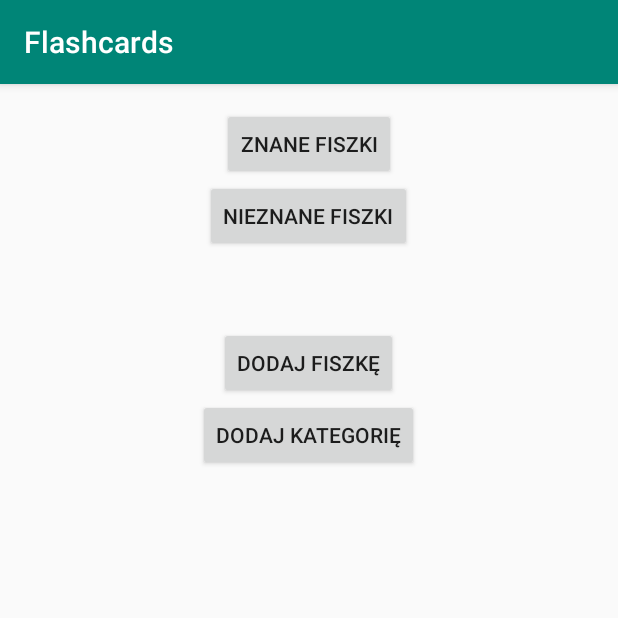
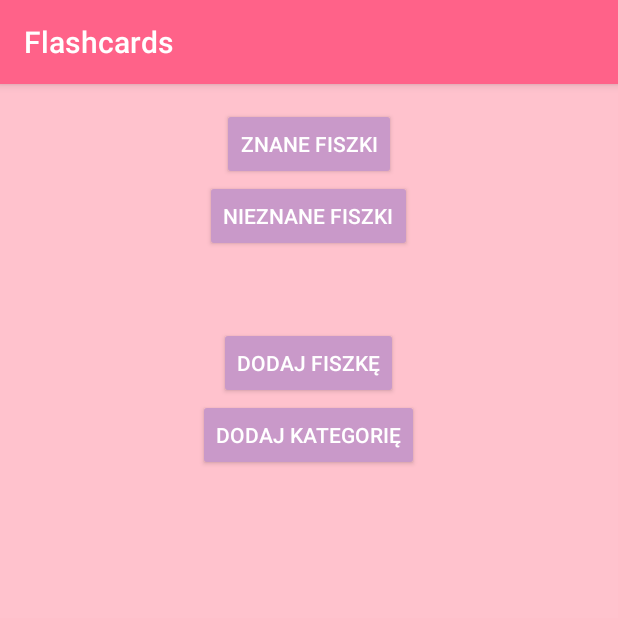
Before and after one commit to Busiu/Flashcards, an Android app: the screen it shows after launch (MainActivity), on a phone screen of 412 x 824 dp, the top half of it. Run offline under Robolectric (Android 15) with nearby library versions, the phone set to English and light mode, and no system bars; Roboto replaces fonts that are not available here.

Commit message:
Change style for client.

```diff
--- a/app/src/main/AndroidManifest.xml
+++ b/app/src/main/AndroidManifest.xml
@@ -8,7 +8,7 @@
         android:label="@string/app_name"
         android:roundIcon="@mipmap/ic_launcher_round"
         android:supportsRtl="true"
-        android:theme="@style/AppTheme">
+        android:theme="@style/PatrycjaTheme">
         <activity android:name=".activities.MainActivity">
             <intent-filter>
                 <action android:name="android.intent.action.MAIN" />
--- a/app/src/main/res/values/colors.xml
+++ b/app/src/main/res/values/colors.xml
@@ -7,4 +7,5 @@
     <color name="colorPrincessDarkPurple">#AF7CAF</color>
     <color name="colorPrincessLightPink">#FFC2CD</color>
     <color name="colorPrincessLightPurple">#C999C9</color>
+    <color name="colorWhite">#FFFFFF</color>
 </resources>
--- a/app/src/main/res/values/styles.xml
+++ b/app/src/main/res/values/styles.xml
@@ -8,4 +8,23 @@
         <item name="colorAccent">@color/colorAccent</item>
     </style>
 
+    <style name="XdTheme" parent="Theme.AppCompat.Light.DarkActionBar">
+        <!-- Customize your theme here. -->
+        <item name="colorPrimary">#FF0000</item>
+        <item name="colorPrimaryDark">#00FF00</item>
+        <item name="colorAccent">#0000FF</item>
+        <item name="buttonStyle">@style/Widget.AppCompat.Button.Colored</item>
+        <item name="android:windowBackground">@color/colorPrincessDarkPink</item>
+    </style>
+
+    <style name="PatrycjaTheme" parent="Theme.AppCompat.Light.DarkActionBar">
+        <!-- Customize your theme here. -->
+        <item name="colorPrimary">@color/colorPrincessDarkPink</item>
+        <item name="colorPrimaryDark">@color/colorWhite</item>
+        <item name="colorAccent">@color/colorPrincessLightPurple</item>
+        <item name="buttonStyle">@style/Widget.AppCompat.Button.Colored</item>
+        <item name="android:windowBackground">@color/colorPrincessLightPink</item>
+        <item name="colorBackgroundFloating">@color/colorPrincessLightPink</item>
+    </style>
+
 </resources>
```
